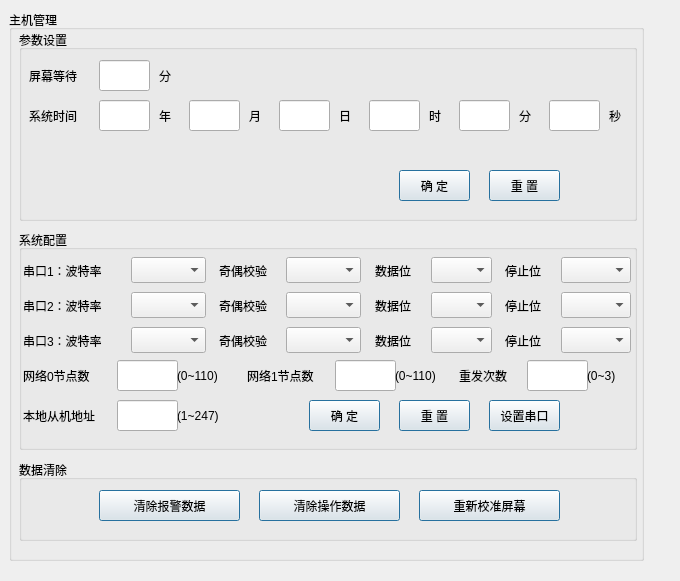
The window that sys/ui/sys_set.ui (Blackrose/Tcutest_SerialSystem) describes before a commit, drawn with Qt 5.
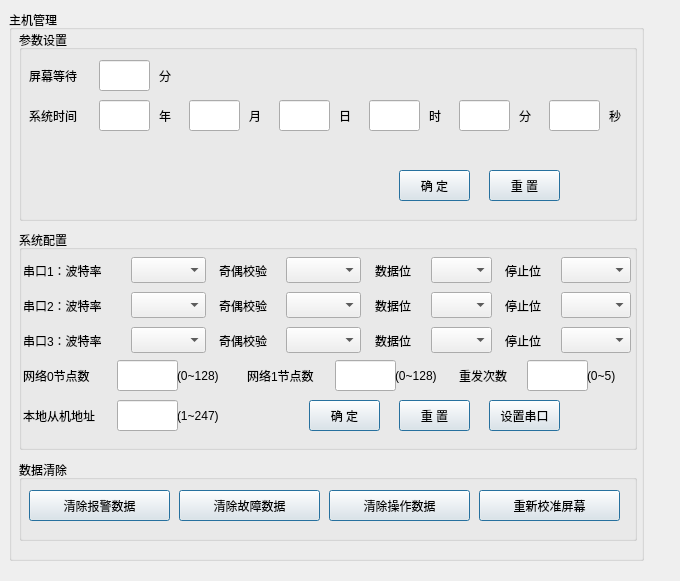
The same window after the commit. Icons and pictures are not drawn.

Commit message: 修改模块故障的记录到一定数据后的删除，其他的故障修改中

```diff
--- a/sys/ui/sys_set.ui
+++ b/sys/ui/sys_set.ui
@@ -303,7 +303,7 @@
     <widget class="QPushButton" name="btn_clear_warn">
      <property name="geometry">
       <rect>
-       <x>80</x>
+       <x>10</x>
        <y>30</y>
        <width>141</width>
        <height>31</height>
@@ -319,7 +319,7 @@
     <widget class="QPushButton" name="btn_clear_opt">
      <property name="geometry">
       <rect>
-       <x>240</x>
+       <x>310</x>
        <y>30</y>
        <width>141</width>
        <height>31</height>
@@ -335,7 +335,7 @@
     <widget class="QPushButton" name="btn_calibration">
      <property name="geometry">
       <rect>
-       <x>400</x>
+       <x>460</x>
        <y>30</y>
        <width>141</width>
        <height>31</height>
@@ -348,6 +348,22 @@
       <bool>true</bool>
      </property>
     </widget>
+    <widget class="QPushButton" name="btn_clear_err">
+     <property name="geometry">
+      <rect>
+       <x>160</x>
+       <y>30</y>
+       <width>141</width>
+       <height>31</height>
+      </rect>
+     </property>
+     <property name="text">
+      <string>清除故障数据</string>
+     </property>
+     <property name="default">
+      <bool>true</bool>
+     </property>
+    </widget>
    </widget>
    <widget class="QGroupBox" name="groupBox_4">
     <property name="geometry">
@@ -481,7 +497,7 @@
       </rect>
      </property>
      <property name="text">
-      <string>(0~3)</string>
+      <string>(0~5)</string>
      </property>
     </widget>
     <widget class="QLabel" name="label_2">
@@ -494,7 +510,7 @@
       </rect>
      </property>
      <property name="text">
-      <string>(0~110)</string>
+      <string>(0~128)</string>
      </property>
     </widget>
     <widget class="QLabel" name="label_3">
@@ -507,7 +523,7 @@
       </rect>
      </property>
      <property name="text">
-      <string>(0~110)</string>
+      <string>(0~128)</string>
      </property>
     </widget>
     <widget class="QComboBox" name="usart1_badurate_comboBox">
```
The commit also changes 29 other files.
